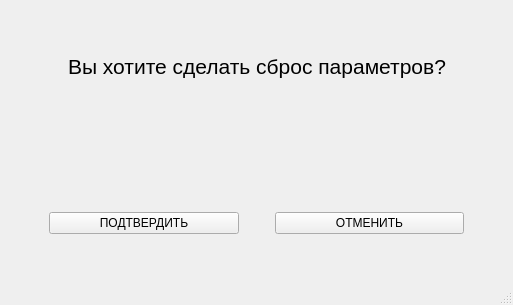
Above: Filler_interface/Window_pop_up/UI_pop_up.ui from TWOKRAI/Filler before the change. Below: the same form after it.
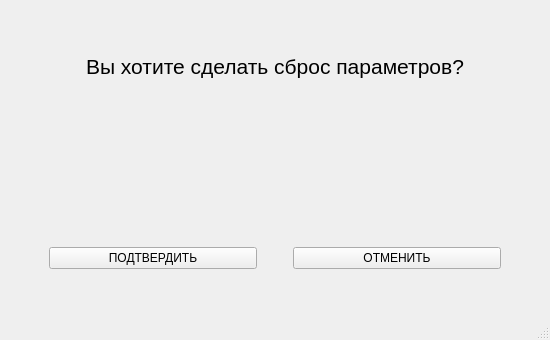
That is the form after the change.

What changed in the file:
```diff
--- a/Filler_interface/Window_pop_up/UI_pop_up.ui
+++ b/Filler_interface/Window_pop_up/UI_pop_up.ui
@@ -6,8 +6,8 @@
    <rect>
     <x>0</x>
     <y>0</y>
-    <width>513</width>
-    <height>305</height>
+    <width>550</width>
+    <height>340</height>
    </rect>
   </property>
   <property name="windowTitle">
@@ -33,6 +33,9 @@
     </item>
     <item>
      <layout class="QHBoxLayout" name="horizontalLayout_3">
+      <property name="spacing">
+       <number>0</number>
+      </property>
       <item>
        <spacer name="horizontalSpacer_4">
         <property name="orientation">
@@ -50,7 +53,7 @@
        <widget class="QLabel" name="label_2">
         <property name="maximumSize">
          <size>
-          <width>600</width>
+          <width>620</width>
           <height>16777215</height>
          </size>
         </property>
```
Left out of the diff: 2 changed lines with no effect on the pictures.
